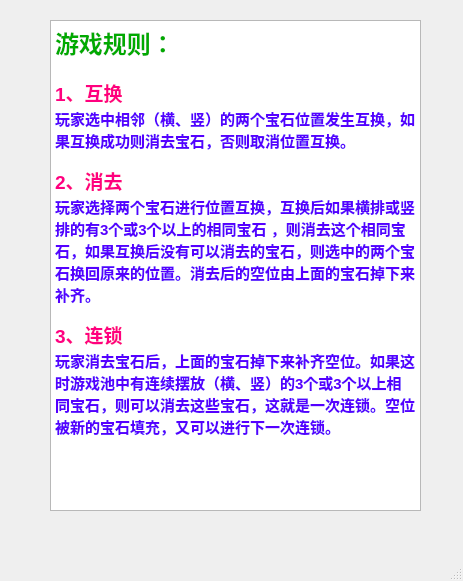
Before: the Qt Designer form chelpdlg.ui in wgananh/Formal_Brmal_Bejeweled, drawn with Qt 5.
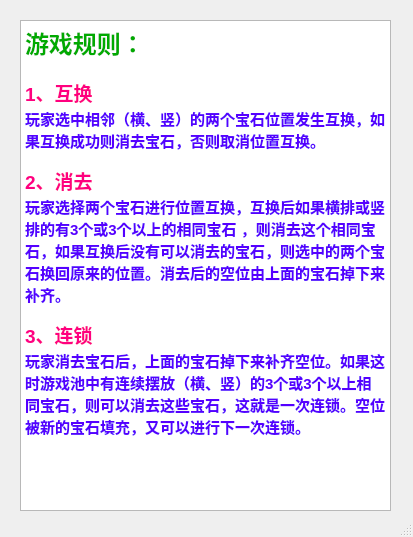
After: the same form once the commit is applied. Icons and pictures are not drawn.

```diff
--- a/chelpdlg.ui
+++ b/chelpdlg.ui
@@ -6,8 +6,8 @@
    <rect>
     <x>0</x>
     <y>0</y>
-    <width>463</width>
-    <height>581</height>
+    <width>413</width>
+    <height>537</height>
    </rect>
   </property>
   <property name="windowTitle">
@@ -20,7 +20,7 @@
    <widget class="QTextEdit" name="textEdit">
     <property name="geometry">
      <rect>
-      <x>50</x>
+      <x>20</x>
       <y>20</y>
       <width>371</width>
       <height>491</height>
```
Left out of the diff: 4 changed lines with no effect on the pictures.
